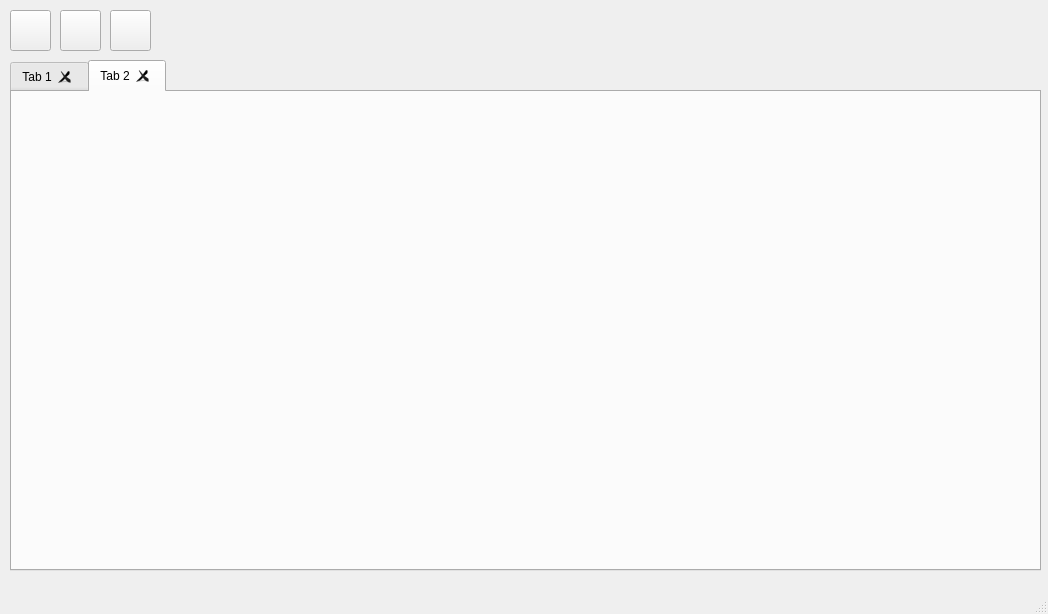
Before: the Qt Designer form design.ui in kepper104/yandex_lyceum_project, drawn with Qt 5.
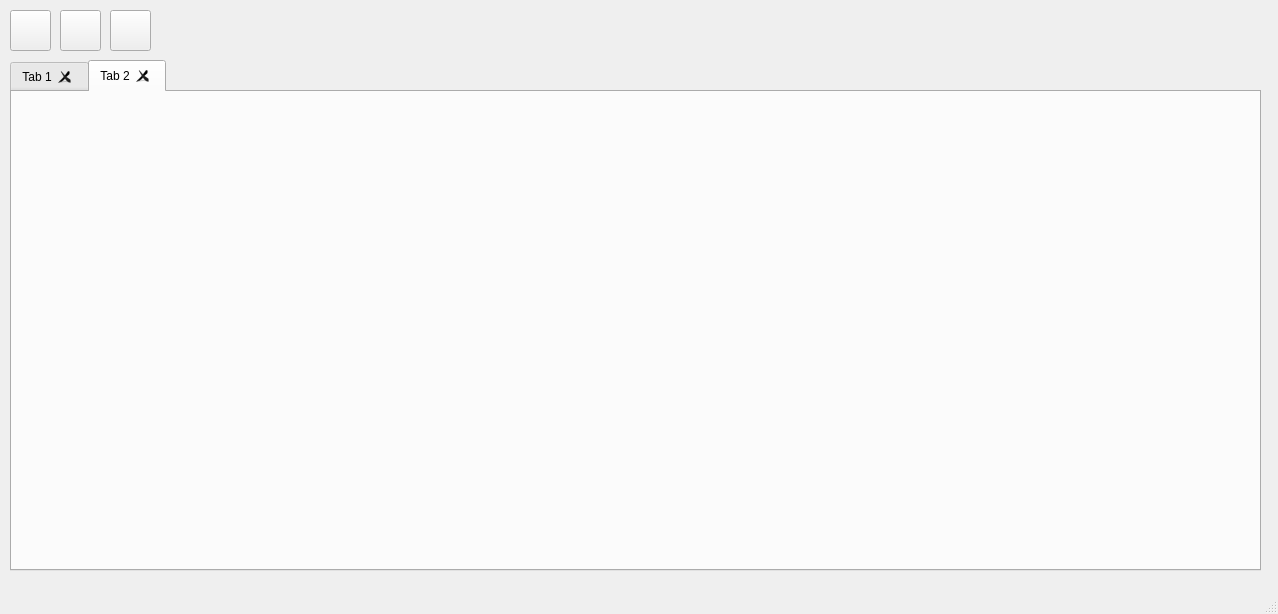
After: the same form once the commit is applied. Icons and pictures are not drawn.

Patch:
```diff
--- a/design.ui
+++ b/design.ui
@@ -6,7 +6,7 @@
    <rect>
     <x>0</x>
     <y>0</y>
-    <width>1048</width>
+    <width>1278</width>
     <height>614</height>
    </rect>
   </property>
@@ -65,10 +65,13 @@
      <rect>
       <x>10</x>
       <y>60</y>
-      <width>1031</width>
+      <width>1251</width>
       <height>511</height>
      </rect>
     </property>
+    <property name="styleSheet">
+     <string notr="true"/>
+    </property>
     <property name="currentIndex">
      <number>1</number>
     </property>
```
Left out of the diff: 8 changed lines with no effect on the pictures.
